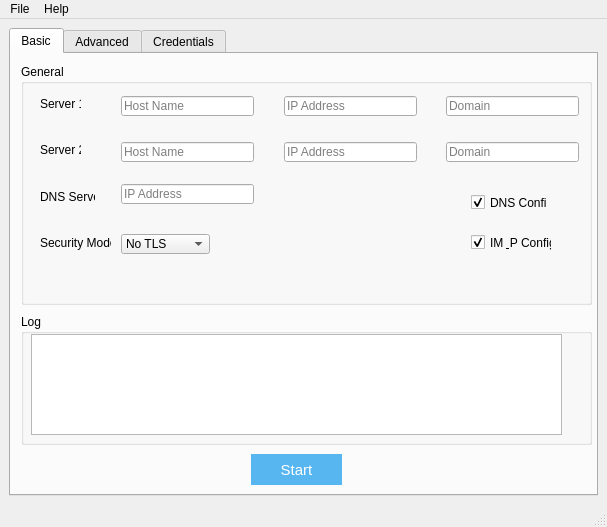
Above: XmppApp5_ui.ui from shashankv02/xmppautomater before the change. Below: the same form after it.
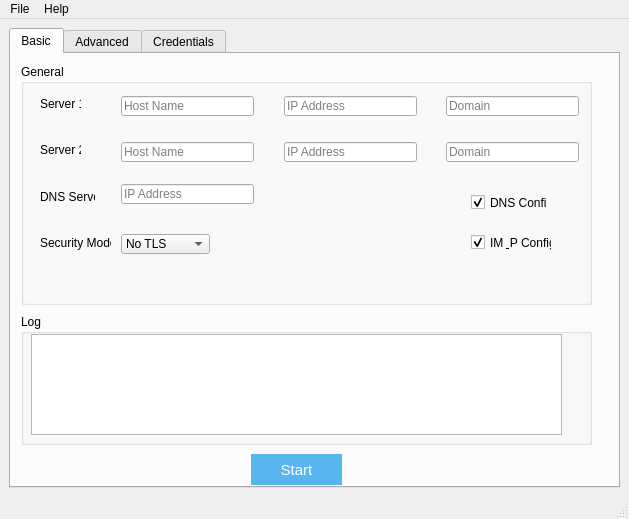
That is the form after the change. Icons and pictures are not drawn.

The edit to the form file:
```diff
--- a/XmppApp5_ui.ui
+++ b/XmppApp5_ui.ui
@@ -6,8 +6,8 @@
    <rect>
     <x>0</x>
     <y>0</y>
-    <width>607</width>
-    <height>527</height>
+    <width>629</width>
+    <height>519</height>
    </rect>
   </property>
   <property name="sizePolicy">
@@ -861,7 +861,7 @@
     <rect>
      <x>0</x>
      <y>0</y>
-     <width>607</width>
+     <width>629</width>
      <height>21</height>
     </rect>
    </property>
```
